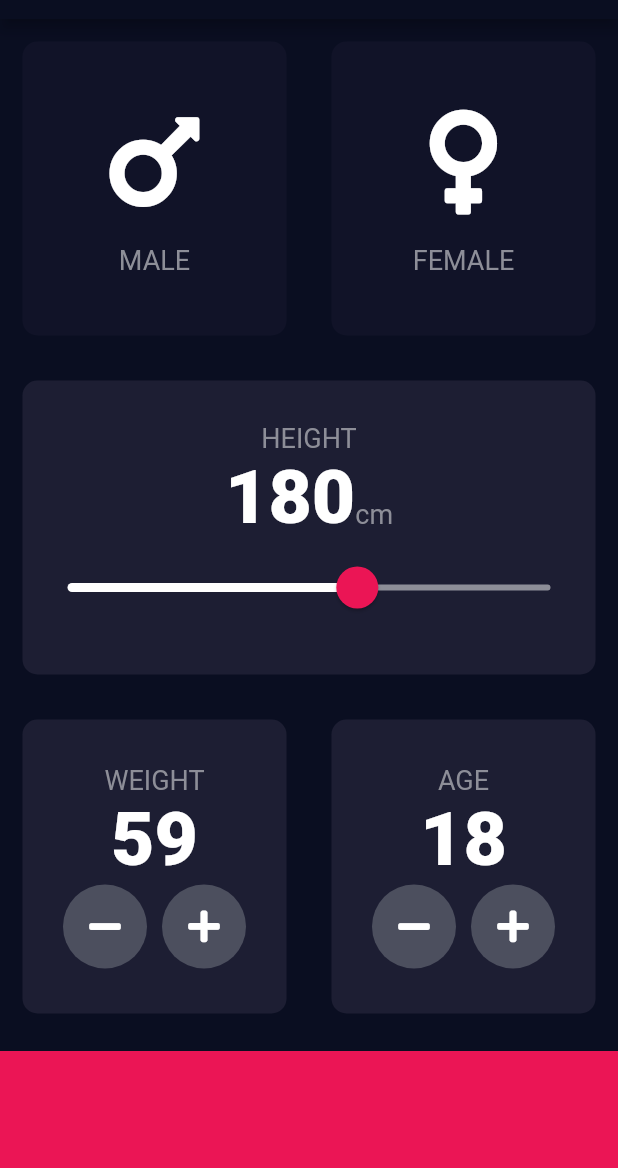
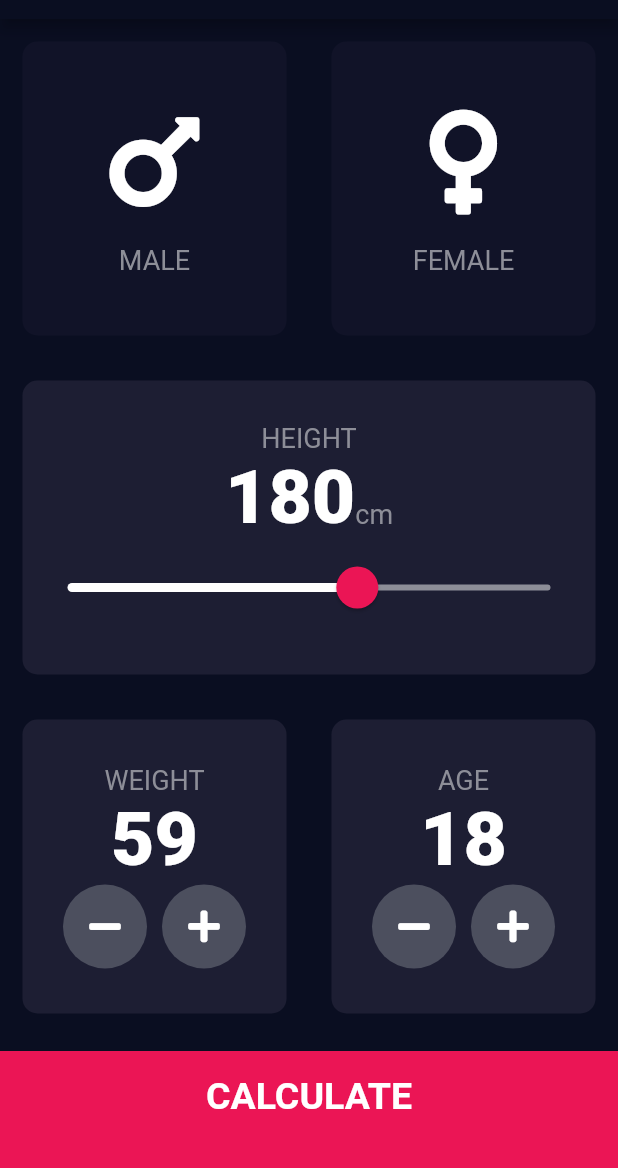
Before and after one commit to raushan606/BMI-Flutter, a Flutter app: the screen it shows after launch, after a tap on an icon or button, on a phone screen of 412 x 824 dp, the part 65-1233 px from its top. Run offline on Flutter 3.47's test engine with Material 2 defaults, Android fonts, the phone set to English and light mode, and no system bars; our stand-ins replace font_awesome_flutter.

Commit message:
first page

```diff
--- a/lib/constants.dart
+++ b/lib/constants.dart
@@ -14,3 +14,8 @@ const kNumberTextStyle = TextStyle(
   fontSize: 50.0,
   fontWeight: FontWeight.w900,
 );
+
+const kLargeButtonTextStyle = TextStyle(
+  fontSize: 25.0,
+  fontWeight: FontWeight.bold,
+);
--- a/lib/input_page.dart
+++ b/lib/input_page.dart
@@ -1,3 +1,4 @@
+import 'package:bmi_calculator/results_page.dart';
 import 'package:flutter/material.dart';
 import 'reusable_card.dart';
 import 'icon_content.dart';
@@ -142,7 +143,11 @@ class _InputPageState extends State<InputPage> {
                                 icon: FontAwesomeIcons.minus,
                                 onPressed: () {
                                   setState(() {
+                                    if (weight <= 0) {
+                                      weight = 0;
+                                    } else {
                                       weight--;
+                                    }
                                   });
                                 }),
                             SizedBox(width: 10.0),
@@ -181,7 +186,11 @@ class _InputPageState extends State<InputPage> {
                                 icon: FontAwesomeIcons.minus,
                                 onPressed: () {
                                   setState(() {
+                                    if (age <= 0) {
+                                      age = 0;
+                                    } else {
                                       age--;
+                                    }
                                   });
                                 }),
                             SizedBox(width: 10.0),
@@ -202,11 +211,30 @@ class _InputPageState extends State<InputPage> {
               ],
             ),
           ),
-          Container(
+          GestureDetector(
+            onTap: () {
+              Navigator.push(
+                context,
+                MaterialPageRoute(
+                  builder: (context) => ResultsPage(),
+                ),
+              );
+            },
+            child: Container(
+              child: Center(
+                child: Text(
+                  'CALCULATE',
+                  style: kLargeButtonTextStyle,
+                ),
+              ),
+              padding: EdgeInsets.only(
+                bottom: 20.0,
+              ),
               color: kBottomContainerColour,
               margin: EdgeInsets.only(top: 10.0),
               width: double.infinity,
               height: kBottomContainerHeight,
+            ),
           ),
         ],
       ),
```
Also changed, not shown: lib/results_page.dart (added, +13 -0 lines). Lines whose indentation alone changed are shown as unchanged.
